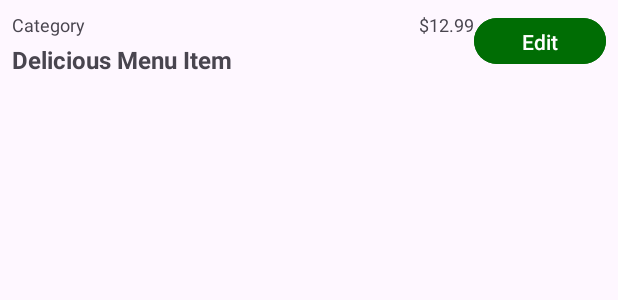
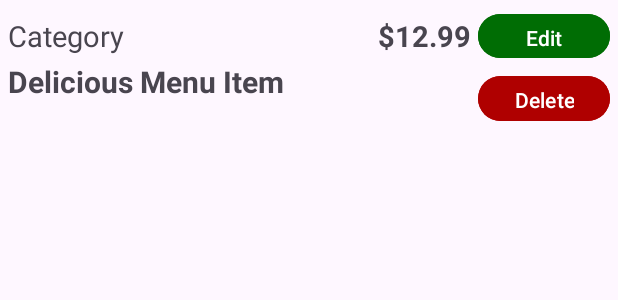
Before and after one commit to melikYalcinkaya/Menu_FineDining, an Android app: the layout admin_menu_item.xml on its own in the app's theme, with its tools: preview values and no code run, on a phone screen of 412 x 824 dp. Shown: the top 300 px of the screen. Run offline under Robolectric (Android 15) with nearby library versions, the phone set to English and light mode, and no system bars.

Commit message:
admin menu

```diff
--- a/app/src/main/java/melik/yalcinkaya/menu_finedining/admin/fragments/AdminMenuFragment.java
+++ b/app/src/main/java/melik/yalcinkaya/menu_finedining/admin/fragments/AdminMenuFragment.java
@@ -70,13 +70,14 @@ public class AdminMenuFragment extends Fragment {
             showMenuDialog(false, null);
         });
 
-        Executors.newSingleThreadExecutor().execute(() -> {
+        //Static adding menus
+        /*Executors.newSingleThreadExecutor().execute(() -> {
             if (menuDao.getAllMenus().getValue() == null || menuDao.getAllMenus().getValue().isEmpty()) {
                 menuDao.insert(new MenuEntity("Lamb Chops", "Grilled with rosemary", 18.5, "Main"));
                 menuDao.insert(new MenuEntity("Tomato Soup", "Fresh tomatoes and herbs", 6.0, "Starter"));
                 menuDao.insert(new MenuEntity("Chocolate Lava Cake", "With vanilla ice cream", 7.5, "Dessert"));
             }
-        });
+        });*/
 
 
     }
--- a/app/src/main/res/layout/admin_menu_item.xml
+++ b/app/src/main/res/layout/admin_menu_item.xml
@@ -1,9 +1,9 @@
 <LinearLayout xmlns:android="http://schemas.android.com/apk/res/android"
-    xmlns:app="http://schemas.android.com/apk/res-auto"
+
     android:layout_width="match_parent"
-    android:layout_height="wrap_content"
+    android:layout_height="90dp"
     android:orientation="horizontal"
-    android:padding="8dp"
+    android:padding="5dp"
     android:gravity="center_vertical">
 
     <LinearLayout
@@ -23,24 +23,25 @@
                 android:layout_weight="1"
                 android:layout_height="wrap_content"
                 android:text="Category"
-                android:textSize="12sp" />
+                android:textSize="19sp" />
 
             <TextView
                 android:id="@+id/tv_menu_price"
                 android:layout_width="wrap_content"
                 android:layout_height="wrap_content"
-                android:text="$12.99"
-                android:textSize="12sp" />
+                android:text=" $12.99 "
+                android:textStyle="bold"
+                android:textSize="19sp" />
         </LinearLayout>
 
         <TextView
             android:id="@+id/tv_menu_title"
             android:layout_width="match_parent"
-            android:layout_height="wrap_content"
+            android:layout_height="38dp"
+            android:layout_marginTop="4dp"
             android:text="Delicious Menu Item"
-            android:textSize="16sp"
-            android:textStyle="bold"
-            android:layout_marginTop="4dp" />
+            android:textSize="20sp"
+            android:textStyle="bold" />
     </LinearLayout>
 
     <LinearLayout
@@ -52,18 +53,18 @@
         <Button
             android:id="@+id/btn_edit"
             android:layout_width="wrap_content"
-            android:layout_height="wrap_content"
+            android:layout_height="37dp"
+            android:layout_marginBottom="4dp"
+            android:backgroundTint="#006D04"
             android:text="Edit"
-            android:textColor="@android:color/white"
-            android:backgroundTint="#006D04"
-            android:layout_marginBottom="4dp" />
+            android:textColor="@android:color/white" />
 
         <Button
             android:id="@+id/btn_delete"
             android:layout_width="wrap_content"
-            android:layout_height="wrap_content"
+            android:layout_height="38dp"
+            android:backgroundTint="#AF0000"
             android:text="Delete"
-            android:textColor="@android:color/white"
-            android:backgroundTint="#AF0000" />
+            android:textColor="@android:color/white" />
     </LinearLayout>
 </LinearLayout>
```
Also changed, not shown: app/src/main/res/layout/dialog_menu_item.xml (+5 -5 lines), app/src/main/res/layout/fragment_admin_menu.xml (+6 -8 lines).
